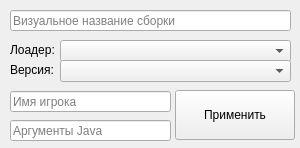
First picture: the form in ui/settings_window.ui, repository MrFufl4ik/FLauncher, before the edit.
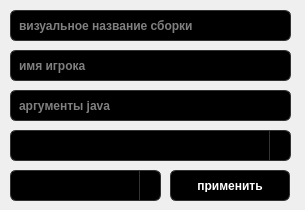
Second picture: the form after the edit. Icons and pictures are not drawn.

What changed in the file:
```diff
--- a/ui/settings_window.ui
+++ b/ui/settings_window.ui
@@ -6,20 +6,20 @@
    <rect>
     <x>0</x>
     <y>0</y>
-    <width>300</width>
-    <height>148</height>
+    <width>305</width>
+    <height>210</height>
    </rect>
   </property>
   <property name="minimumSize">
    <size>
-    <width>300</width>
-    <height>148</height>
+    <width>305</width>
+    <height>210</height>
    </size>
   </property>
   <property name="maximumSize">
    <size>
-    <width>300</width>
-    <height>148</height>
+    <width>305</width>
+    <height>210</height>
    </size>
   </property>
   <property name="windowTitle">
@@ -32,12 +32,67 @@
   <widget class="QComboBox" name="comboBoxLoader">
    <property name="geometry">
     <rect>
-     <x>60</x>
-     <y>40</y>
-     <width>231</width>
-     <height>22</height>
+     <x>10</x>
+     <y>130</y>
+     <width>281</width>
+     <height>31</height>
     </rect>
    </property>
+   <property name="font">
+    <font>
+     <bold>true</bold>
+    </font>
+   </property>
+   <property name="styleSheet">
+    <string notr="true">QComboBox {
+    background-color: black;
+    color: white;
+    border: 1px solid #333;
+    border-radius: 6px;
+    padding: 6px;
+    selection-background-color: #444;
+    selection-color: white;
+}
+
+QComboBox:disabled {
+    background-color: #333;
+    color: #999;
+    border: 1px solid #444;
+}
+
+/* Стили для выпадающего списка */
+QComboBox QAbstractItemView {
+    background-color: black;
+    color: white;
+    border: 1px solid #333;
+    selection-background-color: #444;
+    selection-color: white;
+    outline: none;
+}
+
+/* Стили для стрелки выпадающего списка */
+QComboBox::drop-down {
+    subcontrol-origin: padding;
+    subcontrol-position: top right;
+    width: 20px;
+    border-left: 1px solid #333;
+    border-top-right-radius: 6px;
+    border-bottom-right-radius: 6px;
+}
+
+QComboBox::down-arrow {
+    image: none;
+    border-left: 4px solid transparent;
+    border-right: 4px solid transparent;
+    border-top: 6px solid white;
+    width: 0;
+    height: 0;
+}
+
+QComboBox::down-arrow:disabled {
+    border-top-color: #999;
+}</string>
+   </property>
    <property name="placeholderText">
     <string/>
    </property>
@@ -45,12 +100,67 @@
   <widget class="QComboBox" name="comboBoxVersion">
    <property name="geometry">
     <rect>
-     <x>60</x>
-     <y>60</y>
-     <width>231</width>
-     <height>22</height>
+     <x>10</x>
+     <y>170</y>
+     <width>151</width>
+     <height>31</height>
     </rect>
    </property>
+   <property name="font">
+    <font>
+     <bold>true</bold>
+    </font>
+   </property>
+   <property name="styleSheet">
+    <string notr="true">QComboBox {
+    background-color: black;
+    color: white;
+    border: 1px solid #333;
+    border-radius: 6px;
+    padding: 6px;
+    selection-background-color: #444;
+    selection-color: white;
+}
+
+QComboBox:disabled {
+    background-color: #333;
+    color: #999;
+    border: 1px solid #444;
+}
+
+/* Стили для выпадающего списка */
+QComboBox QAbstractItemView {
+    background-color: black;
+    color: white;
+    border: 1px solid #333;
+    selection-background-color: #444;
+    selection-color: white;
+    outline: none;
+}
+
+/* Стили для стрелки выпадающего списка */
+QComboBox::drop-down {
+    subcontrol-origin: padding;
+    subcontrol-position: top right;
+    width: 20px;
+    border-left: 1px solid #333;
+    border-top-right-radius: 6px;
+    border-bottom-right-radius: 6px;
+}
+
+QComboBox::down-arrow {
+    image: none;
+    border-left: 4px solid transparent;
+    border-right: 4px solid transparent;
+    border-top: 6px solid white;
+    width: 0;
+    height: 0;
+}
+
+QComboBox::down-arrow:disabled {
+    border-top-color: #999;
+}</string>
+   </property>
    <property name="editable">
     <bool>false</bool>
    </property>
@@ -65,52 +175,77 @@
    <property name="geometry">
     <rect>
      <x>10</x>
-     <y>91</y>
-     <width>161</width>
-     <height>21</height>
+     <y>50</y>
+     <width>281</width>
+     <height>31</height>
     </rect>
    </property>
+   <property name="font">
+    <font>
+     <bold>true</bold>
+    </font>
+   </property>
+   <property name="styleSheet">
+    <string notr="true">QLineEdit {
+    background-color: black;
+    color: white;
+    border: 1px solid #333;
+    border-radius: 6px;
+    padding: 6px;
+    selection-background-color: #444;
+    selection-color: white;
+}
+
+QLineEdit:disabled {
+    background-color: #333;
+    color: #999;
+    border: 1px solid #444;
+}</string>
+   </property>
    <property name="placeholderText">
-    <string>Имя игрока</string>
+    <string>имя игрока</string>
    </property>
   </widget>
   <widget class="QPushButton" name="pushButtonDone">
    <property name="geometry">
     <rect>
-     <x>175</x>
-     <y>90</y>
+     <x>170</x>
+     <y>170</y>
      <width>120</width>
-     <height>50</height>
+     <height>31</height>
     </rect>
    </property>
-   <property name="text">
-    <string>Применить</string>
+   <property name="font">
+    <font>
+     <bold>true</bold>
+    </font>
    </property>
-  </widget>
-  <widget class="QLabel" name="label">
-   <property name="geometry">
-    <rect>
-     <x>10</x>
-     <y>40</y>
-     <width>61</width>
-     <height>20</height>
-    </rect>
+   <property name="styleSheet">
+    <string notr="true">QPushButton {
+    background-color: black;
+    color: white;
+    border: 1px solid #333;
+    border-radius: 6px;
+    padding: 8px 16px;
+    min-width: 80px;
+}
+
+QPushButton:hover {
+    background-color: #222;
+    border: 1px solid #444;
+}
+
+QPushButton:pressed {
+    background-color: #111;
+}
+
+QPushButton:disabled {
+    background-color: #333;
+    color: #999;
+}</string>
    </property>
    <property name="text">
-    <string>Лоадер:</string>
-   </property>
-  </widget>
-  <widget class="QLabel" name="label_2">
-   <property name="geometry">
-    <rect>
-     <x>10</x>
-     <y>60</y>
-     <width>61</width>
-     <height>20</height>
-    </rect>
-   </property>
-   <property name="text">
-    <string>Версия:</string>
+    <string>применить</string>
    </property>
   </widget>
   <widget class="QLineEdit" name="lineEditVisualName">
@@ -119,24 +254,68 @@
      <x>10</x>
      <y>10</y>
      <width>281</width>
-     <height>21</height>
+     <height>31</height>
     </rect>
    </property>
+   <property name="font">
+    <font>
+     <bold>true</bold>
+    </font>
+   </property>
+   <property name="styleSheet">
+    <string notr="true">QLineEdit {
+    background-color: black;
+    color: white;
+    border: 1px solid #333;
+    border-radius: 6px;
+    padding: 6px;
+    selection-background-color: #444;
+    selection-color: white;
+}
+
+QLineEdit:disabled {
+    background-color: #333;
+    color: #999;
+    border: 1px solid #444;
+}</string>
+   </property>
    <property name="placeholderText">
-    <string>Визуальное название сборки</string>
+    <string>визуальное название сборки</string>
    </property>
   </widget>
   <widget class="QLineEdit" name="lineEditJavaArgs">
    <property name="geometry">
     <rect>
      <x>10</x>
-     <y>120</y>
-     <width>161</width>
-     <height>21</height>
+     <y>90</y>
+     <width>281</width>
+     <height>31</height>
     </rect>
    </property>
+   <property name="font">
+    <font>
+     <bold>true</bold>
+    </font>
+   </property>
+   <property name="styleSheet">
+    <string notr="true">QLineEdit {
+    background-color: black;
+    color: white;
+    border: 1px solid #333;
+    border-radius: 6px;
+    padding: 6px;
+    selection-background-color: #444;
+    selection-color: white;
+}
+
+QLineEdit:disabled {
+    background-color: #333;
+    color: #999;
+    border: 1px solid #444;
+}</string>
+   </property>
    <property name="placeholderText">
-    <string>Аргументы Java</string>
+    <string>аргументы java</string>
    </property>
   </widget>
  </widget>
```
